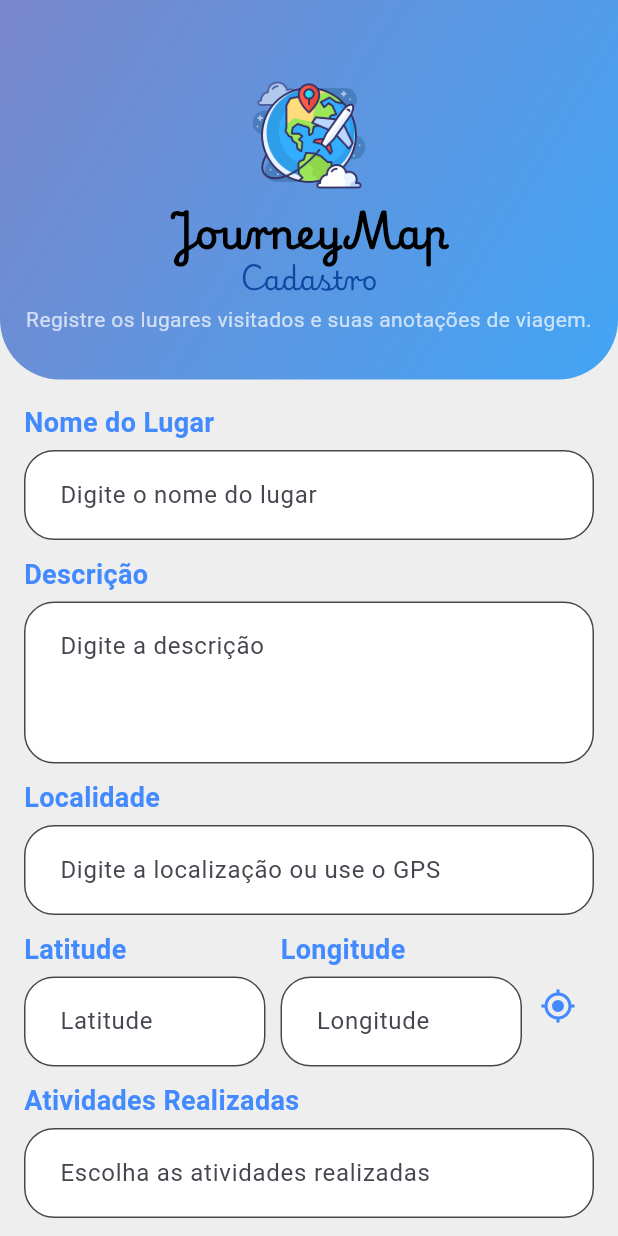
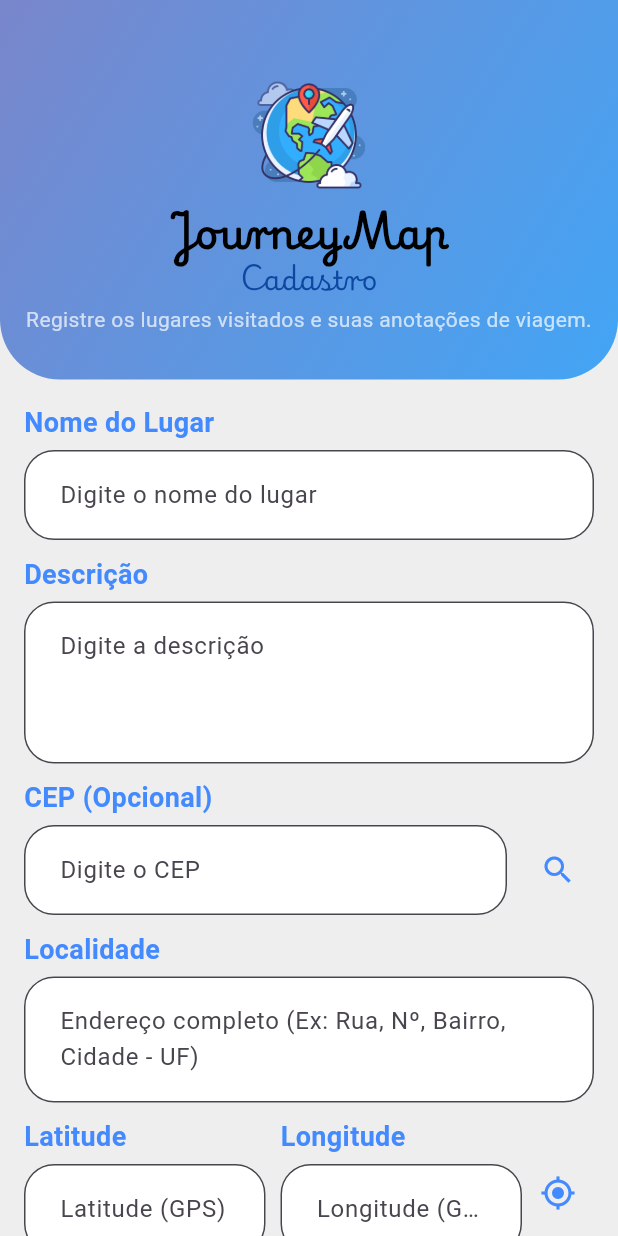
Before and after one commit to AnaJuliaGPeres/APLICATIVO_PROVA, a Flutter app: the AdicionarLugarPage screen opened directly, on a phone screen of 412 x 824 dp. Run offline on Flutter 3.47's test engine with Material 3 defaults, Android fonts, the phone set to English and light mode, and no system bars; our stand-ins replace geolocator, mask_text_input_formatter, sqflite; accounts and stored records are empty.

```diff
--- /dev/null
+++ b/lib/model/cep.dart
@@ -0,0 +1,45 @@
+// lib/model/cep.dart
+import 'package:json_annotation/json_annotation.dart';
+
+part 'cep.g.dart';
+
+@JsonSerializable()
+class Cep {
+  final String? cep;
+  final String? logradouro;
+  final String? complemento;
+  final String? bairro;
+  final String? localidade; // Cidade
+  final String? uf; // Estado
+  final String? ibge;
+  final String? gia;
+  @JsonKey(name: 'ddd')
+  final String? ddd; // Ajustado para corresponder ao exemplo, pode ser codiArea se preferir
+  final String? siafi;
+
+  Cep({
+    this.cep,
+    this.logradouro,
+    this.complemento,
+    this.bairro,
+    this.localidade,
+    this.uf,
+    this.ibge,
+    this.gia,
+    this.ddd,
+    this.siafi,
+  });
+
+  factory Cep.fromJson(Map<String, dynamic> json) => _$CepFromJson(json);
+  Map<String, dynamic> toJson() => _$CepToJson(this);
+
+
+  String get enderecoFormatado {
+    List<String> parts = [];
+    if (logradouro != null && logradouro!.isNotEmpty) parts.add(logradouro!);
+    if (bairro != null && bairro!.isNotEmpty) parts.add(bairro!);
+    if (localidade != null && localidade!.isNotEmpty) parts.add(localidade!);
+    if (uf != null && uf!.isNotEmpty) parts.add(uf!);
+    return parts.join(', ');
+  }
+}
--- a/lib/pages/adicionar_lugar_page.dart
+++ b/lib/pages/adicionar_lugar_page.dart
@@ -1,15 +1,16 @@
 import 'package:flutter/material.dart';
+import 'package:mask_text_input_formatter/mask_text_input_formatter.dart';
 import '../dao/lugar_dao.dart';
+import '../model/cep.dart';
+import '../services/cep_api_service.dart';
 import 'atividades_page.dart';
 import '../model/lugar.dart';
-import 'package:trabalho_disiciplina/pages/home_page.dart'; // Importar a HomePage
 import 'package:trabalho_disiciplina/services/gps_service.dart';
 import 'package:geolocator/geolocator.dart';
 
 class AdicionarLugarPage extends StatefulWidget {
   @override
   _AdicionarLugarPageState createState() => _AdicionarLugarPageState();
-
 
 }
 
@@ -20,10 +21,17 @@ class _AdicionarLugarPageState extends State<AdicionarLugarPage> {
   final TextEditingController localidadeController = TextEditingController();
   final TextEditingController latitudeController = TextEditingController();
   final TextEditingController longitudeController = TextEditingController();
+  final TextEditingController cepController = TextEditingController();
 
   final LugarDao _dao = LugarDao();
   final GpsService _gpsService = GpsService();
+  final CepApiService _cepApiService = CepApiService(); // Instância do serviço de CEP
+  bool _buscandoCep = false;
 
+  final _cepMaskFormatter = MaskTextInputFormatter(
+    mask: '#####-###',
+    filter: {'#': RegExp(r'[0-9]')},
+  );
 
   DateTime? dataVisitaSelecionada;
   List<Lugar> lugares = [];
@@ -41,7 +49,7 @@ class _AdicionarLugarPageState extends State<AdicionarLugarPage> {
         nome: nome,
         descricao: descricao,
         dataVisita: dataVisitaSelecionada!,
-        atividadesRealizadas: atividades.split(",").map((e) => e.trim()).toList(),
+        atividadesRealizadas: atividades.split(',').map((e) => e.trim()).toList(),
         localizacao: localidade,
         latitude: latitude,
         longitude: longitude,
@@ -57,8 +65,13 @@ class _AdicionarLugarPageState extends State<AdicionarLugarPage> {
           SnackBar(content: Text("Erro ao salvar o lugar.")),
         );
       }
+    } else {
+      ScaffoldMessenger.of(context).showSnackBar(
+        SnackBar(content: Text("Preencha todos os campos obrigatórios: Nome, Descrição, Localidade e Data da Visita.")),
+      );
     }
   }
+
 
 
   Future<void> mostrarDialogo() async {
@@ -140,7 +153,48 @@ class _AdicionarLugarPageState extends State<AdicionarLugarPage> {
     }
   }
 
-  @override
+  Future<void> _buscarEnderecoPorCep() async {
+    // Validação inicial do formato do CEP
+    if (cepController.text.isEmpty) {
+      ScaffoldMessenger.of(context).showSnackBar(
+        SnackBar(content: Text('Por favor, insira um CEP.')),
+      );
+      return;
+    }
+
+    if (!_cepMaskFormatter.isFill()) {
+      ScaffoldMessenger.of(context).showSnackBar(
+        SnackBar(content: Text('Formato de CEP inválido. Use XXXXX-XXX.')),
+      );
+      return;
+    }
+
+    setState(() {
+      _buscandoCep = true;
+    });
+
+    final cepValue = _cepMaskFormatter.getUnmaskedText();
+    final Cep? cepInfo = await _cepApiService.fetchCep(cepValue);
+
+    setState(() {
+      _buscandoCep = false;
+    });
+
+    if (cepInfo != null && cepInfo.enderecoFormatado.trim().isNotEmpty) {
+      setState(() {
+        localidadeController.text = cepInfo.enderecoFormatado;
+      });
+      ScaffoldMessenger.of(context).showSnackBar(
+        SnackBar(content: Text('Endereço encontrado com sucesso!')),
+      );
+    } else {
+      ScaffoldMessenger.of(context).showSnackBar(
+        SnackBar(content: Text('CEP inválido ou sem informações de endereço.')),
+      );
+    }}
+
+
+    @override
   Widget build(BuildContext context) {
     return Scaffold(
       backgroundColor: Colors.grey[200],
@@ -204,19 +258,60 @@ class _AdicionarLugarPageState extends State<AdicionarLugarPage> {
                 children: [
                   campoTexto("Nome do Lugar", "Digite o nome do lugar", nomeController),
                   campoTexto("Descrição", "Digite a descrição", descricaoController, maxLines: 3),
-                  campoTexto("Localidade", "Digite a localização ou use o GPS", localidadeController),
+
+                  // Campo de CEP com botão de busca
+                  Padding(
+                    padding: const EdgeInsets.only(bottom: 10),
+                    child: Column(
+                      crossAxisAlignment: CrossAxisAlignment.start,
+                      children: [
+                        Text("CEP (Opcional)", style: TextStyle(fontSize: 18, fontWeight: FontWeight.bold, color: Colors.blueAccent)),
+                        SizedBox(height: 5),
+                        Row(
+                          children: [
+                            Expanded(
+                              child: TextField(
+                                controller: cepController,
+                                keyboardType: TextInputType.number,
+                                inputFormatters: [_cepMaskFormatter],
+                                decoration: InputDecoration(
+                                  hintText: "Digite o CEP",
+                                  border: OutlineInputBorder(borderRadius: BorderRadius.circular(20)),
+                                  filled: true,
+                                  fillColor: Colors.white,
+                                  contentPadding: EdgeInsets.symmetric(vertical: 18, horizontal: 20),
+                                ),
+                              ),
+                            ),
+                            SizedBox(width: 10),
+                            _buscandoCep
+                                ? CircularProgressIndicator()
+                                : IconButton(
+                              icon: Icon(Icons.search, color: Colors.blueAccent),
+                              onPressed: _buscarEnderecoPorCep,
+                              tooltip: 'Buscar Endereço por CEP',
+                            ),
+                          ],
+                        ),
+                      ],
+                    ),
+                  ),
+
+                  campoTexto("Localidade", "Endereço completo (Ex: Rua, Nº, Bairro, Cidade - UF)", localidadeController, maxLines: 2), // Ajuste o hintText
+
                   Row(
                     children: [
                       Expanded(
-                        child: campoTexto("Latitude", "Latitude", latitudeController, readOnly: true),
+                        child: campoTexto("Latitude", "Latitude (GPS)", latitudeController, readOnly: true),
                       ),
                       SizedBox(width: 10),
                       Expanded(
-                        child: campoTexto("Longitude", "Longitude", longitudeController, readOnly: true),
+                        child: campoTexto("Longitude", "Longitude (GPS)", longitudeController, readOnly: true),
                       ),
                       IconButton(
                         icon: Icon(Icons.gps_fixed, color: Colors.blueAccent),
                         onPressed: _obterLocalizacaoAtual,
+                        tooltip: 'Obter Localização GPS Atual',
                       )
                     ],
                   ),
@@ -322,10 +417,10 @@ class _AdicionarLugarPageState extends State<AdicionarLugarPage> {
               filled: true,
               fillColor: Colors.white,
               contentPadding: EdgeInsets.symmetric(vertical: 18, horizontal: 20),
+              suffixIcon: suffixIcon != null ? Icon(suffixIcon, color: Colors.blueAccent) : null,
             ),
           ),
         ],
       ),
     );
-  }
-}
+  }}
--- /dev/null
+++ b/lib/services/cep_api_service.dart
@@ -0,0 +1,40 @@
+// lib/services/cep_api_service.dart
+import 'dart:convert';
+import 'package:http/http.dart' as http;
+import '../model/cep.dart'; // Importe o modelo Cep
+
+class CepApiService {
+  static const String _baseUrl = 'https://viacep.com.br/ws';
+
+  Future<Cep?> fetchCep(String cep) async {
+    // Remove caracteres não numéricos do CEP
+    final String cepNumerico = cep.replaceAll(RegExp(r'[^0-9]'), '');
+
+    if (cepNumerico.length != 8) {
+      print('CEP inválido: $cepNumerico');
+      return null; // Ou lançar uma exceção específica
+    }
+
+    final String url = '$_baseUrl/$cepNumerico/json/';
+
+    try {
+      final response = await http.get(Uri.parse(url));
+
+      if (response.statusCode == 200) {
+        final decodedBody = jsonDecode(response.body);
+        // A API ViaCEP retorna um erro { "erro": true } para CEPs não encontrados
+        if (decodedBody is Map<String, dynamic> && decodedBody.containsKey('erro') && decodedBody['erro'] == true) {
+          print('CEP não encontrado: $cepNumerico');
+          return null;
+        }
+        return Cep.fromJson(decodedBody);
+      } else {
+        print('Erro ao buscar CEP: ${response.statusCode}');
+        return null; // Ou lançar uma exceção
+      }
+    } catch (e) {
+      print('Erro na requisição do CEP: $e');
+      return null; // Ou lançar uma exceção
+    }
+  }
+}
--- a/pubspec.yaml
+++ b/pubspec.yaml
@@ -42,7 +42,10 @@ dependencies:
   sqflite_common_ffi: ^2.3.0
   path_provider: ^2.1.1
   geolocator: ^10.1.0
-
+  json_serializable: ^6.9.5
+  json_annotation: ^4.9.0
+  build_runner: ^2.4.15
+  mask_text_input_formatter: ^2.9.0
 
 
 dev_dependencies:
```
Also changed, not shown: lib/model/cep.g.dart (added), pubspec.lock.
